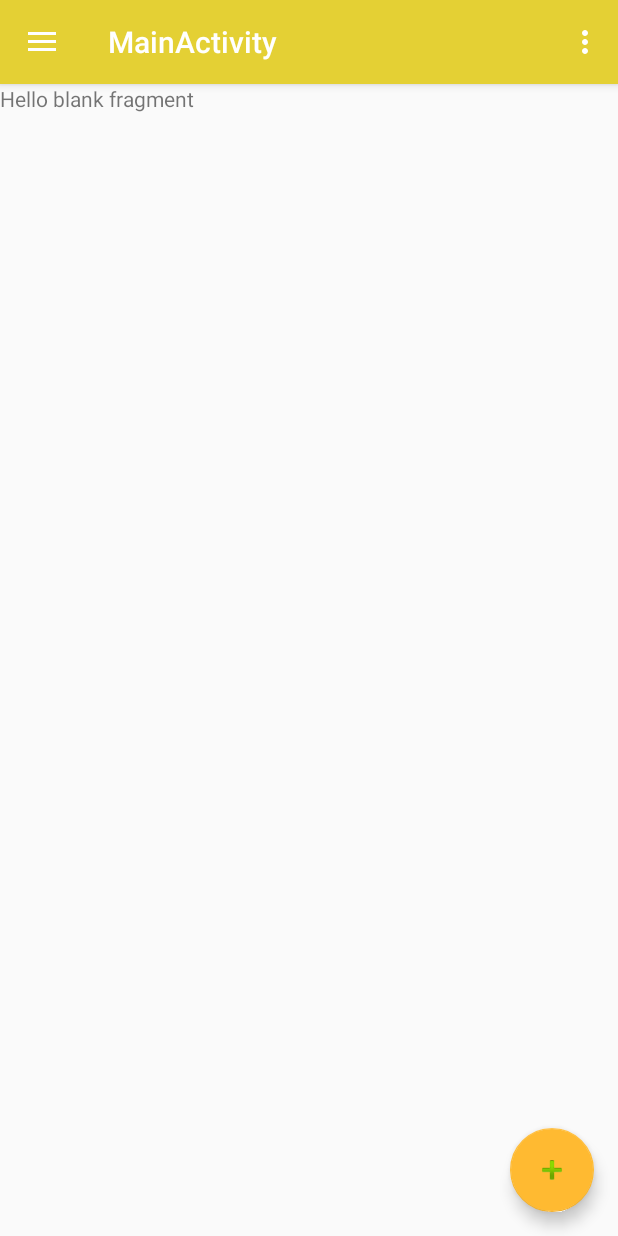
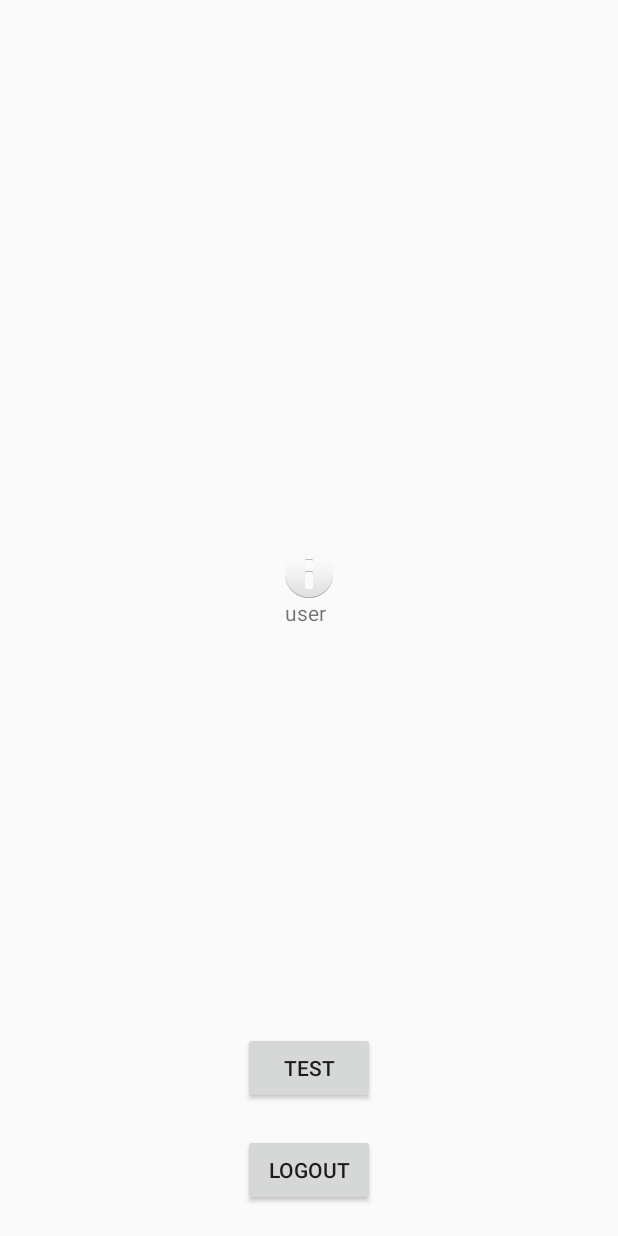
Before and after one commit to ugikmat/Col-LAB, an Android app: the screen it shows after launch once a user with an empty profile is signed in (MainActivity before the commit, ProfileActivity after it), in the side drawer, after a tap on "profile", on a phone screen of 412 x 824 dp. Run offline under Robolectric (Android 15) with nearby library versions, the phone set to English and light mode, and no system bars; our stand-ins replace Firebase (no records; nobody signed in at launch, a user with empty details on screens opened directly).

Commit message:
Update Layout and theme color

```diff
--- a/app/src/main/java/id/poros/filkom/col_lab/MainActivity.java
+++ b/app/src/main/java/id/poros/filkom/col_lab/MainActivity.java
@@ -35,13 +35,14 @@ public class MainActivity extends AppCompatActivity
     private final String KEY_POSITION = "keyPosition";
 
     //TODO: Replace later
-    private String fragmentTag="PROFILE";
+    private String fragmentTag="ORGANIZATION";
 
     @Override
     protected void onCreate(Bundle savedInstanceState) {
         super.onCreate(savedInstanceState);
         setContentView(R.layout.activity_main);
         Toolbar toolbar = (Toolbar) findViewById(R.id.toolbar);
+        toolbar.setTitle("Col-LAB");
         setSupportActionBar(toolbar);
 
         mAuth = FirebaseAuth.getInstance();
@@ -77,27 +78,27 @@ public class MainActivity extends AppCompatActivity
         }
     }
 
-    @Override
-    public boolean onCreateOptionsMenu(Menu menu) {
-        // Inflate the menu; this adds items to the action bar if it is present.
-        getMenuInflater().inflate(R.menu.main, menu);
-        return true;
-    }
+//    @Override
+//    public boolean onCreateOptionsMenu(Menu menu) {
+//        // Inflate the menu; this adds items to the action bar if it is present.
+//        getMenuInflater().inflate(R.menu.main, menu);
+//        return true;
+//    }
 
-    @Override
-    public boolean onOptionsItemSelected(MenuItem item) {
-        // Handle action bar item clicks here. The action bar will
-        // automatically handle clicks on the Home/Up button, so long
-        // as you specify a parent activity in AndroidManifest.xml.
-        int id = item.getItemId();
-
-        //noinspection SimplifiableIfStatement
-        if (id == R.id.action_settings) {
-            return true;
-        }
-
-        return super.onOptionsItemSelected(item);
-    }
+//    @Override
+//    public boolean onOptionsItemSelected(MenuItem item) {
+//        // Handle action bar item clicks here. The action bar will
+//        // automatically handle clicks on the Home/Up button, so long
+//        // as you specify a parent activity in AndroidManifest.xml.
+//        int id = item.getItemId();
+//
+//        //noinspection SimplifiableIfStatement
+//        if (id == R.id.action_settings) {
+//            return true;
+//        }
+//
+//        return super.onOptionsItemSelected(item);
+//    }
 
     @SuppressWarnings("StatementWithEmptyBody")
     @Override
@@ -108,16 +109,20 @@ public class MainActivity extends AppCompatActivity
         String tag="";
 
         switch (id){
-            case R.id.nav_profile: tag="PROFILE";
+            case R.id.nav_profile:
                 break;
-            default:
+            case R.id.nav_organization:getSupportActionBar().setTitle("Organization");tag="ORGANIZATION";
+                break;
+            default:getSupportActionBar().setTitle("Other");tag="OTHER";
                 break;
         }
 
 
         DrawerLayout drawer = (DrawerLayout) findViewById(R.id.drawer_layout);
         drawer.closeDrawer(GravityCompat.START);
-        return switchFragment(tag);
+        if (!tag.isEmpty())return switchFragment(tag);
+        else startActivity(new Intent(this,ProfileActivity.class));
+        return false;
     }
 
 
@@ -132,7 +137,7 @@ public class MainActivity extends AppCompatActivity
 
     private void initFragment(Bundle savedInstanceState){
         if (savedInstanceState==null){
-            switchFragment("PROFILE");
+            switchFragment("ORGANIZATION");
         }
     }
 
@@ -182,9 +187,11 @@ public class MainActivity extends AppCompatActivity
     private Fragment createFragment(){
         Fragment fragment;
         switch (fragmentTag){
-            case "PROFILE": fragment = new ProfileFragment();
+//            case "PROFILE": fragment = new ProfileFragment();
+//                break;
+            case "ORGANIZATION": fragment = new OrgFragment();
                 break;
-            default: fragment = new OrgFragment();
+            default: fragment = new ProfileFragment();
         }
         return fragment;
     }
--- a/app/src/main/java/id/poros/filkom/col_lab/ProfileActivity.java
+++ b/app/src/main/java/id/poros/filkom/col_lab/ProfileActivity.java
@@ -1,10 +1,15 @@
 package id.poros.filkom.col_lab;
 
+import android.content.Intent;
 import android.os.Bundle;
 import android.os.PersistableBundle;
 import android.support.annotation.Nullable;
 import android.support.v7.app.AppCompatActivity;
+import android.view.View;
+import android.widget.Button;
 import android.widget.TextView;
+
+import com.google.firebase.auth.FirebaseAuth;
 
 import static id.poros.filkom.col_lab.model.CurrentUser.currentUser;
 
@@ -12,18 +17,36 @@ public class ProfileActivity extends AppCompatActivity {
 
     private TextView mUsernameText;
     private TextView mEmailText;
+    private Button btnLogout;
+    private Button btnTest;
 
-
+    private FirebaseAuth mAuth;
 
     @Override
-    public void onCreate(@Nullable Bundle savedInstanceState, @Nullable PersistableBundle persistentState) {
-        super.onCreate(savedInstanceState, persistentState);
+    public void onCreate(Bundle savedInstanceState) {
+        super.onCreate(savedInstanceState);
         setContentView(R.layout.activity_profile);
+
+        mAuth = FirebaseAuth.getInstance();
 
         mUsernameText = findViewById(R.id.text_username);
         mEmailText = findViewById(R.id.text_email);
+        btnLogout = findViewById(R.id.btn_logout);
+        btnTest = findViewById(R.id.btn_test);
 
-        mUsernameText.setText(currentUser.getUsername());
-        mEmailText.setText(currentUser.getEmail());
+        mUsernameText.setText(mAuth.getCurrentUser().getUid());
+        mEmailText.setText(mAuth.getCurrentUser().getEmail());
+        btnLogout.setOnClickListener(new View.OnClickListener() {
+            @Override
+            public void onClick(View v) {
+//                mAuth.signOut();
+            }
+        });
+        btnTest.setOnClickListener(new View.OnClickListener() {
+            @Override
+            public void onClick(View v) {
+                startActivity(new Intent(ProfileActivity.this,LoginActivity.class));
+            }
+        });
     }
 }
--- a/app/src/main/res/layout/activity_profile.xml
+++ b/app/src/main/res/layout/activity_profile.xml
@@ -21,7 +21,7 @@
             android:layout_height="wrap_content"
             android:layout_margin="10dp"
             android:text="Username"
-            android:drawableTop="@drawable/ic_person_black_24dp"/>
+            android:drawableTop="@android:drawable/ic_dialog_info"/>
         <TextView
             android:id="@+id/text_email"
             android:layout_margin="10dp"
@@ -30,4 +30,22 @@
             android:layout_height="wrap_content"
             android:text="Email"/>
     </LinearLayout>
+    <Button
+        android:id="@+id/btn_logout"
+        android:layout_width="wrap_content"
+        android:layout_height="wrap_content"
+        app:layout_constraintLeft_toLeftOf="parent"
+        app:layout_constraintRight_toRightOf="parent"
+        app:layout_constraintBottom_toBottomOf="parent"
+        android:layout_marginBottom="20dp"
+        android:text="Logout"/>
+    <Button
+        android:id="@+id/btn_test"
+        android:layout_width="wrap_content"
+        android:layout_height="wrap_content"
+        app:layout_constraintLeft_toLeftOf="parent"
+        app:layout_constraintRight_toRightOf="parent"
+        app:layout_constraintBottom_toTopOf="@id/btn_logout"
+        android:layout_marginBottom="20dp"
+        android:text="Test"/>
 </android.support.constraint.ConstraintLayout>
--- a/app/src/main/res/layout/nav_header_main.xml
+++ b/app/src/main/res/layout/nav_header_main.xml
@@ -3,7 +3,7 @@
     xmlns:app="http://schemas.android.com/apk/res-auto"
     android:layout_width="match_parent"
     android:layout_height="@dimen/nav_header_height"
-    android:background="@drawable/side_nav_bar"
+    android:background="@color/colorPrimary"
     android:gravity="bottom"
     android:orientation="vertical"
     android:paddingBottom="@dimen/activity_vertical_margin"
--- a/app/src/main/res/values/colors.xml
+++ b/app/src/main/res/values/colors.xml
@@ -1,7 +1,7 @@
 <?xml version="1.0" encoding="utf-8"?>
 <resources>
-    <color name="colorPrimary">#e4d034</color>
-    <color name="colorPrimaryDark">#c7b846</color>
-    <color name="colorAccent">#ffba31</color>
+    <color name="colorPrimary">#19af38</color>
+    <color name="colorPrimaryDark">#22c642</color>
+    <color name="colorAccent">#bf7d30</color>
     <color name="background">#bebcb6</color>
 </resources>
```
